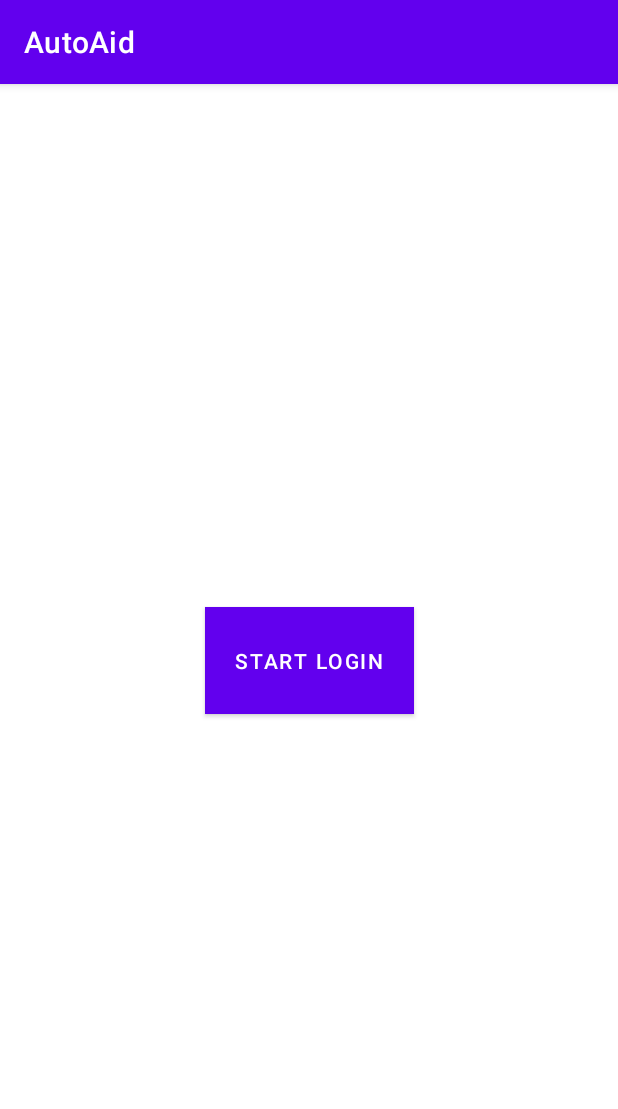
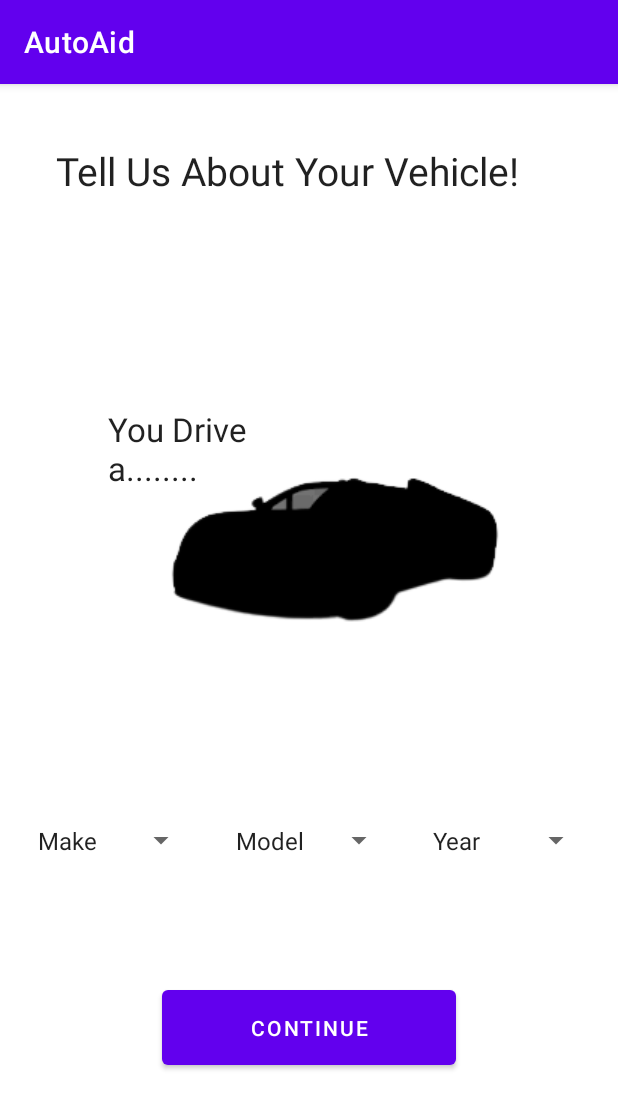
Before and after one commit to WeaverD9028/Team-AFK, an Android app: the screen it shows after launch (MainActivity before the commit, MenuActivity after it), on a phone screen of 412 x 824 dp. Shown: the top 1109 px of the screen. Run offline under Robolectric (Android 15) with nearby library versions, the phone set to English and light mode, and no system bars.

Commit message:
Car Selection Page

```diff
--- a/app/src/main/AndroidManifest.xml
+++ b/app/src/main/AndroidManifest.xml
@@ -13,7 +13,7 @@
         android:theme="@style/Theme.AutoAid"
         tools:targetApi="31">
         <activity
-            android:name=".MainActivity"
+            android:name=".MenuActivity"
             android:exported="true">
             <intent-filter>
                 <action android:name="android.intent.action.MAIN" />
@@ -25,6 +25,7 @@
                 android:name="android.app.lib_name"
                 android:value="" />
         </activity>
+        <activity android:name=".SymptomsActivity"/>
     </application>
 
 </manifest>
--- a/app/src/main/java/com/example/autoaid/MainActivity.kt
+++ b/app/src/main/java/com/example/autoaid/MainActivity.kt
@@ -19,7 +19,7 @@ class MainActivity : AppCompatActivity() {
 
     override fun onCreate(savedInstanceState: Bundle?) {
         super.onCreate(savedInstanceState)
-        setContentView(R.layout.activity_main)
+        setContentView(R.layout.activity_menu)
     }
 
 }
--- a/app/src/main/java/com/example/autoaid/MenuActivity.kt
+++ b/app/src/main/java/com/example/autoaid/MenuActivity.kt
@@ -2,12 +2,23 @@ package com.example.autoaid
 
 import androidx.appcompat.app.AppCompatActivity
 import android.os.Bundle
+import android.widget.Button
+import android.content.Intent
+import android.view.View
+import kotlinx.android.synthetic.main.activity_menu.*
 
 class MenuActivity : AppCompatActivity() {
 
     override fun onCreate(savedInstanceState: Bundle?) {
         super.onCreate(savedInstanceState)
         setContentView(R.layout.activity_menu)
+        button2.setOnClickListener {
+            Intent(this, SymptomsActivity::class.java).also {
+                startActivity(it)
+
+            }
+        }
+
     }
 
 }
--- a/app/src/main/java/com/example/autoaid/SymptomsActivity.kt
+++ b/app/src/main/java/com/example/autoaid/SymptomsActivity.kt
@@ -1,4 +1,12 @@
 package com.example.autoaid
 
-class SymptomsActivity {
+import android.os.Bundle
+import android.os.PersistableBundle
+import androidx.appcompat.app.AppCompatActivity
+
+class SymptomsActivity :AppCompatActivity(){
+    override fun onCreate(savedInstanceState: Bundle?) {
+        super.onCreate(savedInstanceState)
+        setContentView(R.layout.activity_symptoms)
+    }
 }
--- a/app/src/main/res/layout/activity_menu.xml
+++ b/app/src/main/res/layout/activity_menu.xml
@@ -12,17 +12,100 @@
         android:layout_width="match_parent"
         android:layout_height="match_parent">
 
+        <Spinner
+            android:id="@+id/spinner4"
+            android:layout_width="114dp"
+            android:layout_height="39dp"
+            android:layout_marginStart="15dp"
+            android:layout_marginEnd="8dp"
+            android:layout_marginBottom="244dp"
+            android:entries="@array/Make"
+            android:spinnerMode="dropdown"
+            app:layout_constraintBottom_toBottomOf="parent"
+            app:layout_constraintEnd_toStartOf="@+id/spinner3"
+            app:layout_constraintStart_toStartOf="parent" />
+
+        <Spinner
+            android:id="@+id/spinner3"
+            android:layout_width="114dp"
+            android:layout_height="39dp"
+            android:layout_marginStart="8dp"
+            android:layout_marginEnd="8dp"
+            android:layout_marginBottom="244dp"
+            android:entries="@array/Model"
+            app:layout_constraintBottom_toBottomOf="parent"
+            app:layout_constraintEnd_toStartOf="@+id/spinner"
+            app:layout_constraintHorizontal_bias="0.458"
+            app:layout_constraintStart_toEndOf="@+id/spinner4" />
+
         <TextView
+            android:id="@+id/textView2"
+            android:layout_width="338dp"
+            android:layout_height="77dp"
+            android:layout_marginTop="38dp"
+            android:layout_marginBottom="335dp"
+            android:text="Tell Us About Your Vehicle!"
+            android:textAppearance="@style/TextAppearance.AppCompat.Large"
+            android:textSize="26sp"
+            app:layout_constraintBottom_toTopOf="@+id/spinner4"
+            app:layout_constraintEnd_toEndOf="parent"
+            app:layout_constraintHorizontal_bias="0.505"
+            app:layout_constraintStart_toStartOf="parent"
+            app:layout_constraintTop_toTopOf="parent"
+            app:layout_constraintVertical_bias="0.058" />
+
+        <Spinner
+            android:id="@+id/spinner"
+            android:layout_width="114dp"
+            android:layout_height="39dp"
+            android:layout_marginStart="8dp"
+            android:layout_marginEnd="15dp"
+            android:layout_marginBottom="244dp"
+            android:entries="@array/Year"
+            app:layout_constraintBottom_toBottomOf="parent"
+            app:layout_constraintEnd_toEndOf="parent"
+            app:layout_constraintStart_toEndOf="@+id/spinner3" />
+
+        <TextView
+            android:id="@+id/textView3"
+            android:layout_width="97dp"
+            android:layout_height="101dp"
+            android:layout_marginStart="72dp"
+            android:layout_marginTop="104dp"
+            android:layout_marginBottom="192dp"
+            android:text="You Drive a........"
+            android:textAppearance="@style/TextAppearance.AppCompat.Large"
+            app:layout_constraintBottom_toTopOf="@+id/spinner4"
+            app:layout_constraintStart_toStartOf="parent"
+            app:layout_constraintTop_toBottomOf="@+id/textView2"
+            app:layout_constraintVertical_bias="0.217"
+            tools:text="You Drive a......." />
+
+        <Button
+            android:id="@+id/button2"
+            android:layout_width="196dp"
+            android:layout_height="62dp"
+            android:layout_marginStart="156dp"
+            android:layout_marginEnd="145dp"
+            android:layout_marginBottom="108dp"
+            android:text="Continue"
+            app:layout_constraintBottom_toBottomOf="parent"
+            app:layout_constraintEnd_toEndOf="parent"
+            app:layout_constraintHorizontal_bias="0.569"
+            app:layout_constraintStart_toStartOf="parent" />
+
+        <ImageView
+            android:id="@+id/imageView2"
             android:layout_width="wrap_content"
             android:layout_height="wrap_content"
-            android:text="Activity Menu"
-            android:textSize="26sp"
-            android:textColor="@color/black"
-            app:layout_constraintBottom_toBottomOf="parent"
+            android:layout_marginTop="93dp"
+            android:layout_marginEnd="76dp"
+            android:layout_marginBottom="72dp"
+            app:layout_constraintBottom_toTopOf="@+id/spinner3"
             app:layout_constraintEnd_toEndOf="parent"
-            app:layout_constraintHorizontal_bias="0.5"
-            app:layout_constraintStart_toStartOf="parent"
-            app:layout_constraintTop_toTopOf="parent"/>
+            app:layout_constraintTop_toBottomOf="@+id/textView2"
+            app:layout_constraintVertical_bias="0.3"
+            app:srcCompat="@drawable/blankcar" />
 
     </androidx.constraintlayout.widget.ConstraintLayout>
 
--- a/app/src/main/res/values/strings.xml
+++ b/app/src/main/res/values/strings.xml
@@ -2,4 +2,22 @@
     <string name="app_name">AutoAid</string>
     <string name="open">Open</string>
     <string name="close">Close</string>
+    <string-array name="Make">
+    <item>Make</item>
+    <item>item2</item>
+    <item>item3</item>
+    <item>item4</item>
+    </string-array>
+<string-array name="Model">
+    <item>Model</item>
+    <item>item2</item>
+    <item>item3</item>
+    <item>item4</item>
+</string-array>
+<string-array name="Year">
+    <item>Year</item>
+    <item>item2</item>
+    <item>item3</item>
+    <item>item4</item>
+</string-array>
 </resources>
```
Also changed, not shown: app/src/main/res/drawable-v24/blankcar.png (added).
